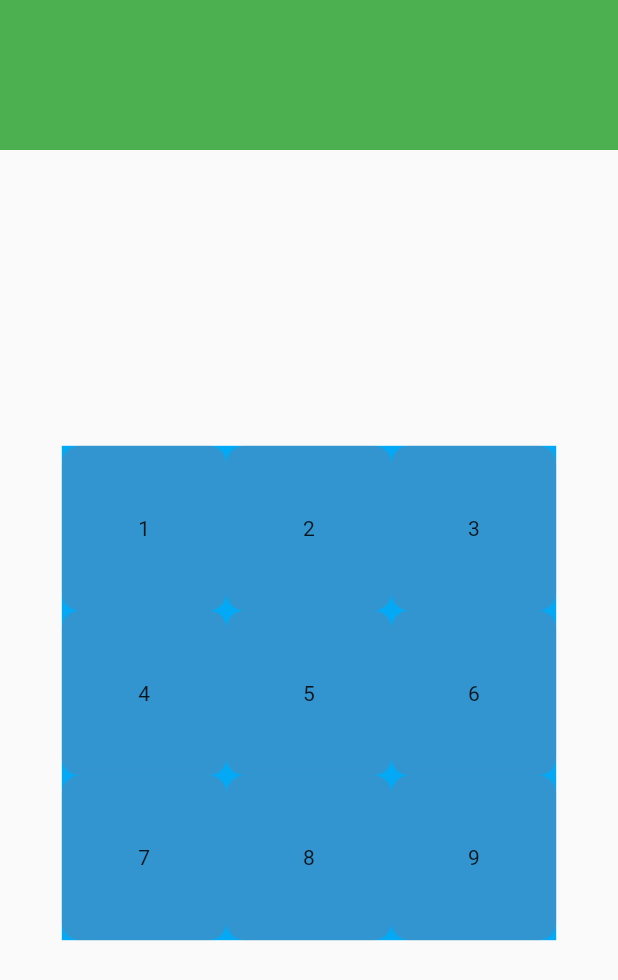
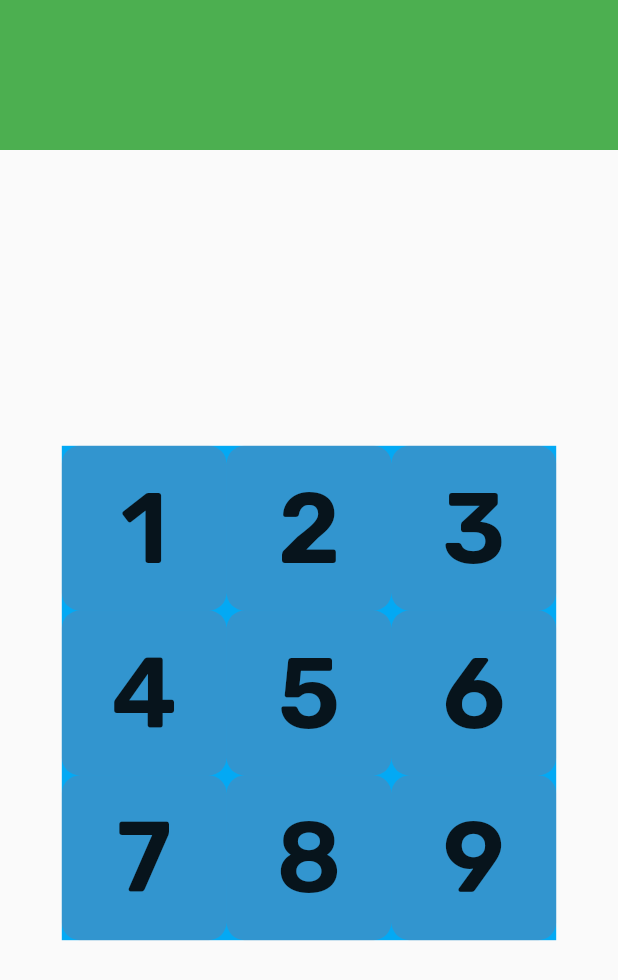
Before and after one commit to mivoligo/portal_puzzle, a Flutter app: the screen it shows after launch, on a phone screen of 412 x 824 dp. Shown: the top 980 px of the screen. Run offline on Flutter 3.47's test engine with Material 2 defaults, Android fonts, the phone set to English and light mode, and no system bars.

Commit message:
Add custom font

```diff
--- a/lib/game_board.dart
+++ b/lib/game_board.dart
@@ -55,7 +55,15 @@ class GameBoxWidget extends StatelessWidget {
             borderRadius: const BorderRadius.all(Radius.circular(12)),
             color: box.color,
           ),
-          child: Center(child: Text(text)),
+          child: Center(
+              child: Text(
+            text,
+            style: TextStyle(
+              fontFamily: 'Rubik',
+              fontWeight: FontWeight.w600,
+              fontSize: gameBoxRect.height * 0.6,
+            ),
+          )),
         ),
       ),
     );
```
Also changed, not shown: pubspec.yaml (+7 -0 lines), assets/fonts/Rubik-Light.ttf (added), assets/fonts/Rubik-SemiBold.ttf (added).
